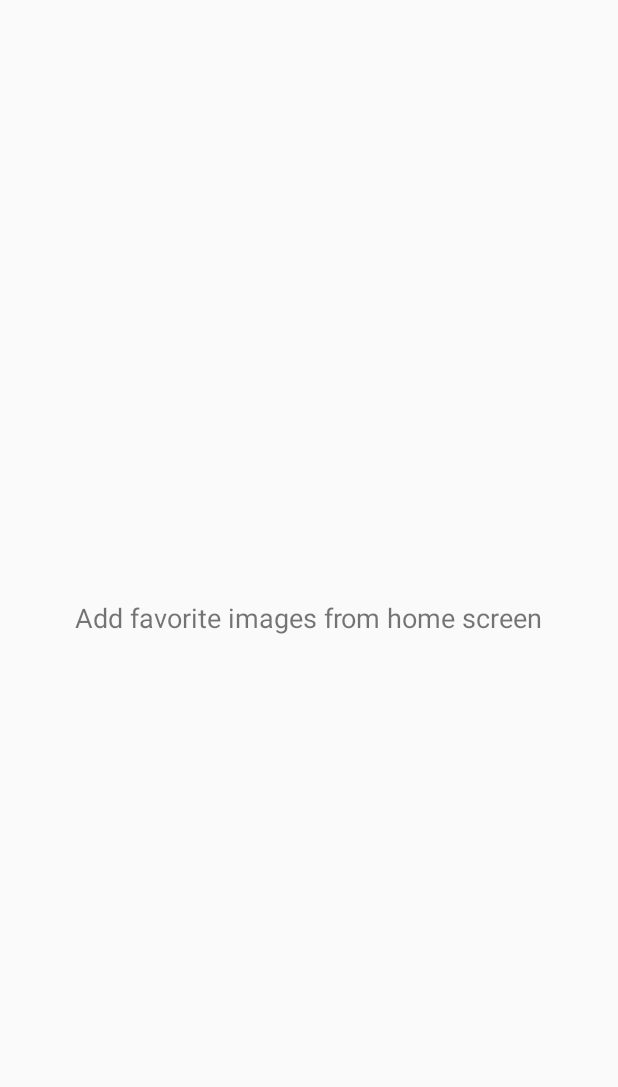
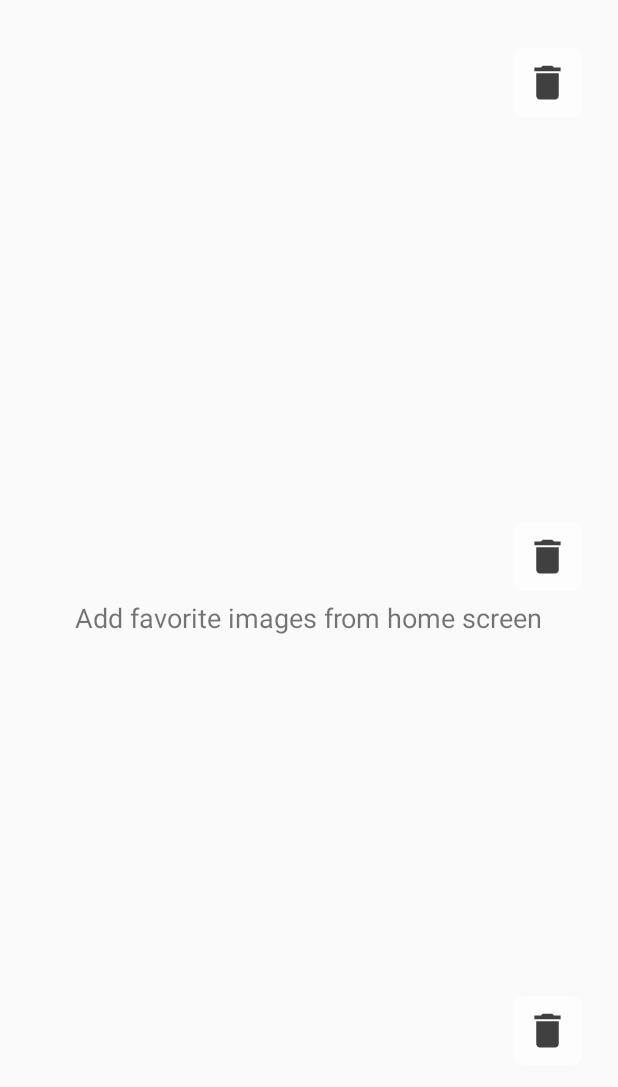
Before and after one commit to ziglee/kittychallenge, an Android app: the layout favorites_fragment.xml on its own in the app's theme, with its tools: preview values and no code run, on a phone screen of 412 x 824 dp. Shown: the top 1087 px of the screen. Run offline under Robolectric (Android 15) with nearby library versions, the phone set to English and light mode, and no system bars.

Commit message:
no message

```diff
--- a/app/src/main/AndroidManifest.xml
+++ b/app/src/main/AndroidManifest.xml
@@ -13,7 +13,7 @@
         android:theme="@style/AppTheme"
         android:name=".MyApplication">
 
-        <activity android:name=".MainActivity">
+        <activity android:name=".MainActivity" android:screenOrientation="portrait">
             <intent-filter>
                 <action android:name="android.intent.action.MAIN" />
                 <category android:name="android.intent.category.LAUNCHER" />
--- a/app/src/main/java/net/cassiolandim/kittychallenge/ui/main/usecases/DeleteFavoriteUseCase.kt
+++ b/app/src/main/java/net/cassiolandim/kittychallenge/ui/usecases/DeleteFavoriteUseCase.kt
@@ -1,4 +1,4 @@
-package net.cassiolandim.kittychallenge.ui.main.usecases
+package net.cassiolandim.kittychallenge.ui.usecases
 
 import net.cassiolandim.kittychallenge.di.BaseUseCase
 import net.cassiolandim.kittychallenge.repository.KittensRepository
--- a/app/src/main/java/net/cassiolandim/kittychallenge/ui/favorites/usecases/FavoritesUseCase.kt
+++ b/app/src/main/java/net/cassiolandim/kittychallenge/ui/usecases/FavoritesUseCase.kt
@@ -1,4 +1,4 @@
-package net.cassiolandim.kittychallenge.ui.favorites.usecases
+package net.cassiolandim.kittychallenge.ui.usecases
 
 import net.cassiolandim.kittychallenge.di.BaseUseCase
 import net.cassiolandim.kittychallenge.repository.KittensRepository
--- a/app/src/main/java/net/cassiolandim/kittychallenge/ui/main/usecases/SaveFavoriteUseCase.kt
+++ b/app/src/main/java/net/cassiolandim/kittychallenge/ui/usecases/SaveFavoriteUseCase.kt
@@ -1,4 +1,4 @@
-package net.cassiolandim.kittychallenge.ui.main.usecases
+package net.cassiolandim.kittychallenge.ui.usecases
 
 import net.cassiolandim.kittychallenge.di.BaseUseCase
 import net.cassiolandim.kittychallenge.di.FavoriteDomainModel
--- a/app/src/main/java/net/cassiolandim/kittychallenge/ui/main/usecases/SearchUseCase.kt
+++ b/app/src/main/java/net/cassiolandim/kittychallenge/ui/usecases/SearchUseCase.kt
@@ -1,4 +1,4 @@
-package net.cassiolandim.kittychallenge.ui.main.usecases
+package net.cassiolandim.kittychallenge.ui.usecases
 
 import net.cassiolandim.kittychallenge.di.BaseUseCase
 import net.cassiolandim.kittychallenge.repository.KittensRepository
--- /dev/null
+++ b/app/src/main/res/drawable/ic_delete_black.xml
@@ -0,0 +1,9 @@
+<vector xmlns:android="http://schemas.android.com/apk/res/android"
+    android:width="24dp"
+    android:height="24dp"
+    android:viewportWidth="24"
+    android:viewportHeight="24">
+  <path
+      android:pathData="M6,19c0,1.1 0.9,2 2,2h8c1.1,0 2,-0.9 2,-2V7H6v12zM19,4h-3.5l-1,-1h-5l-1,1H5v2h14V4z"
+      android:fillColor="#000000"/>
+</vector>
--- a/app/src/main/res/layout/favorite_item.xml
+++ b/app/src/main/res/layout/favorite_item.xml
@@ -21,6 +21,27 @@
             android:layout_width="match_parent"
             android:layout_height="300dp" />
 
+        <RelativeLayout
+            android:id="@+id/deleteLayout"
+            android:layout_gravity="end"
+            android:layout_margin="8dp"
+            android:padding="8dp"
+            android:layout_width="wrap_content"
+            android:layout_height="wrap_content"
+            android:clickable="true"
+            android:focusable="true"
+            android:background="@drawable/bkg_favorite_button"
+            android:foreground="?attr/selectableItemBackground">
+
+            <ImageView
+                android:layout_centerInParent="true"
+                android:layout_width="30dp"
+                android:layout_height="30dp"
+                android:src="@drawable/ic_delete_black"
+                android:tint="@color/grey"/>
+
+        </RelativeLayout>
+
     </FrameLayout>
 
 </layout>
--- a/app/src/main/res/layout/favorites_fragment.xml
+++ b/app/src/main/res/layout/favorites_fragment.xml
@@ -7,7 +7,7 @@
     <data>
         <variable
             name="viewModel"
-            type="net.cassiolandim.kittychallenge.ui.favorites.FavoritesViewModel" />
+            type="net.cassiolandim.kittychallenge.ui.main.MainViewModel" />
     </data>
 
     <FrameLayout
--- a/app/src/main/res/layout/row_item.xml
+++ b/app/src/main/res/layout/row_item.xml
@@ -52,7 +52,7 @@
                 android:layout_width="30dp"
                 android:layout_height="30dp"
                 android:src="@drawable/ic_star_outline_black"
-                android:tint="@color/black"/>
+                android:tint="@color/grey"/>
 
         </RelativeLayout>
 
--- a/app/src/main/res/values/colors.xml
+++ b/app/src/main/res/values/colors.xml
@@ -11,4 +11,5 @@
     <color name="white20">#20FFFFFF</color>
     <color name="whiteA0">#A0FFFFFF</color>
     <color name="allTimeNeonRed">#FF073A</color>
+    <color name="grey">#404040</color>
 </resources>
```
Also changed, not shown: app/src/main/java/net/cassiolandim/kittychallenge/di/AppComponent.kt (+3 -9 lines), app/src/main/java/net/cassiolandim/kittychallenge/ui/favorites/FavoritesAdapter.kt (+13 -6 lines), app/src/main/java/net/cassiolandim/kittychallenge/ui/favorites/FavoritesFragment.kt (+9 -5 lines), app/src/main/java/net/cassiolandim/kittychallenge/ui/favorites/FavoritesViewModel.kt (deleted, +0 -27 lines), app/src/main/java/net/cassiolandim/kittychallenge/ui/main/KittensAdapter.kt (+14 -14 lines), app/src/main/java/net/cassiolandim/kittychallenge/ui/main/MainFragment.kt (+18 -22 lines), app/src/main/java/net/cassiolandim/kittychallenge/ui/main/MainViewModel.kt (+59 -6 lines).
